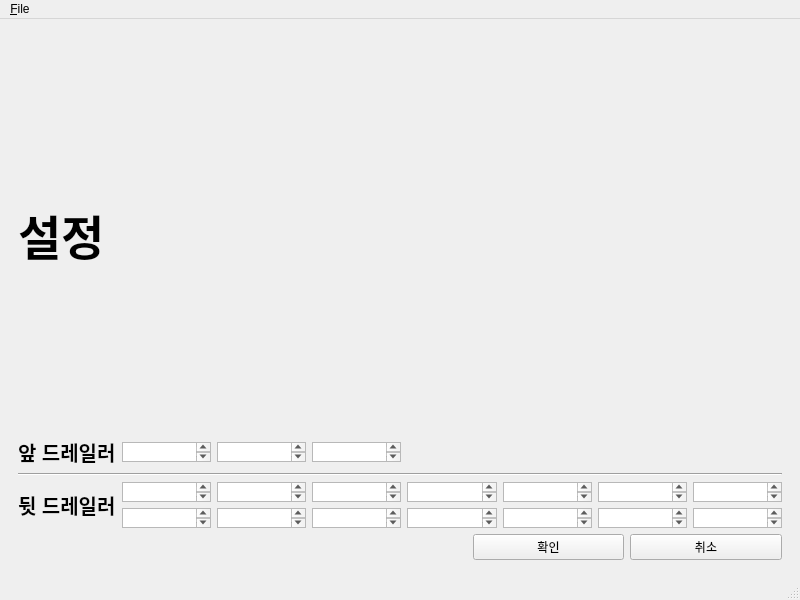
First picture: the form in etc/mainwindow.ui, repository linuxlight/gear-jump, before the edit.
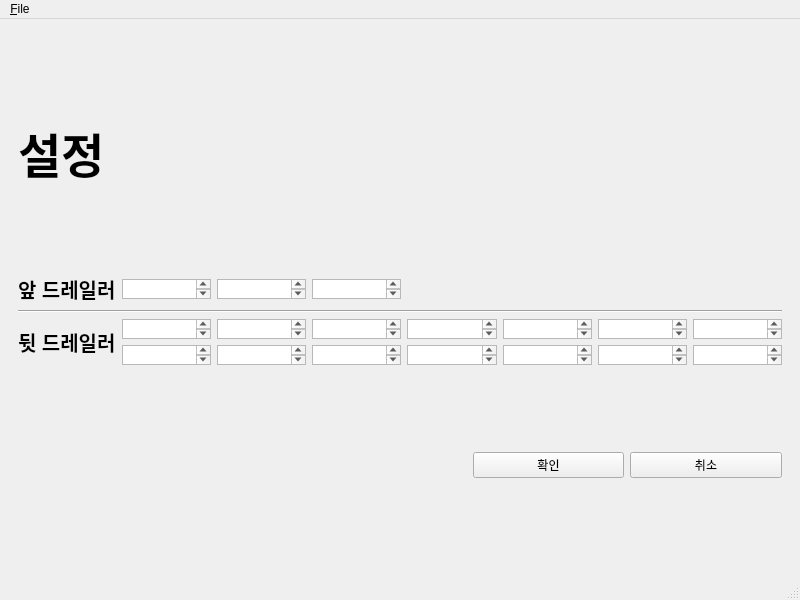
Second picture: the form after the edit.

Commit message: adjusted ui sizes (3)

Diff of the .ui file:
```diff
--- a/etc/mainwindow.ui
+++ b/etc/mainwindow.ui
@@ -126,9 +126,15 @@
        </layout>
       </widget>
       <widget class="QWidget" name="page_2">
-       <layout class="QVBoxLayout" name="verticalLayout_3" stretch="1,8,1">
+       <layout class="QVBoxLayout" name="verticalLayout_3" stretch="0,0,0">
         <item>
          <widget class="QLabel" name="label_5">
+          <property name="sizePolicy">
+           <sizepolicy hsizetype="Preferred" vsizetype="Fixed">
+            <horstretch>0</horstretch>
+            <verstretch>0</verstretch>
+           </sizepolicy>
+          </property>
           <property name="font">
            <font>
             <pointsize>35</pointsize>
```
